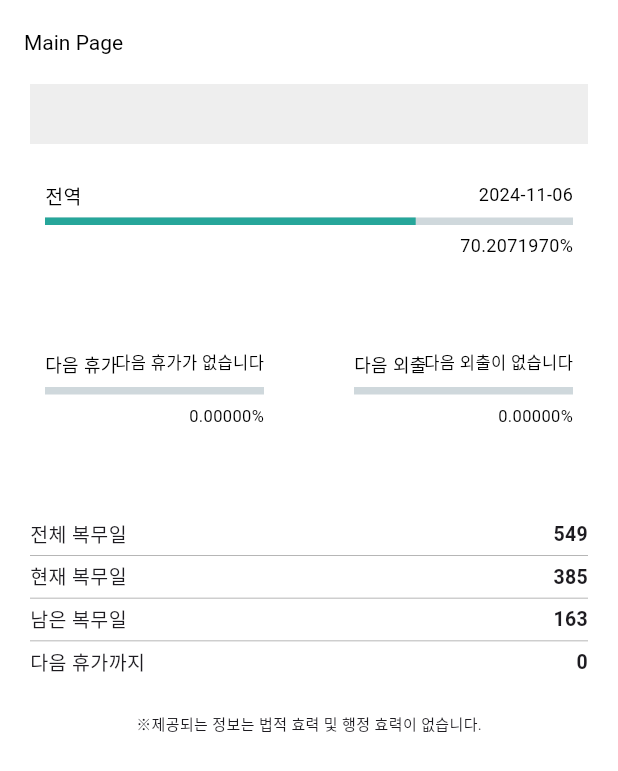
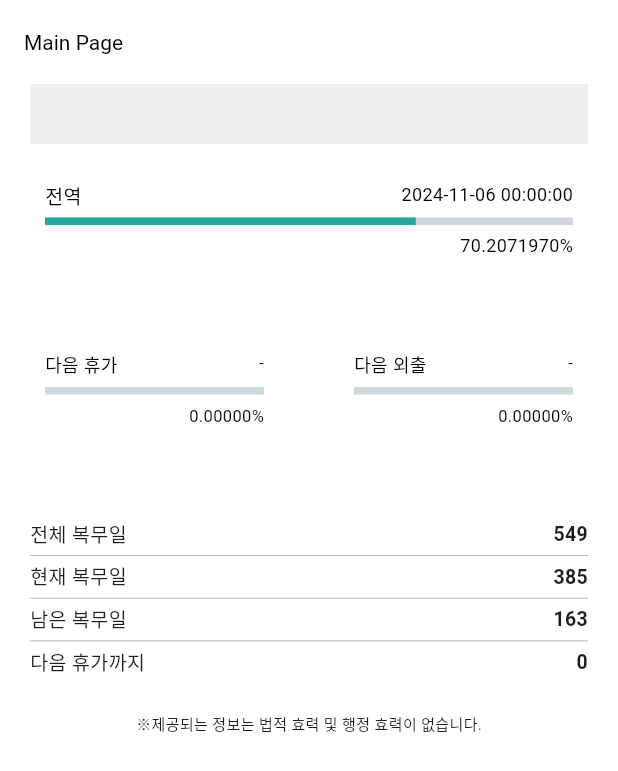
Before and after one commit to velcrots/soldierank, a Flutter app: the MainPage screen opened directly with empty values, on a phone screen of 412 x 824 dp. Shown: the top 771 px of the screen. Run offline on Flutter 3.47's test engine with Material 3 defaults, Android fonts, the light colour scheme and no system bars; drawn by our look-alikes of percent_indicator; our stand-ins replace dio, fluttertoast, get; missing offline and left inert: flutter_radar_chart; network calls fail.

Commit message:
hotfix
format 변경
에셋 이미지 경로 변경

```diff
--- a/lib/src/components/image_data.dart
+++ b/lib/src/components/image_data.dart
@@ -24,8 +24,8 @@ class IconsPath {
 class AvatarPath {
   // armyAvatar2.psd 저작권 LovePik https://kr.lovepik.com/image-401442767/army.html
   // armyAvatar.png 저작권 LovePik https://kr.lovepik.com/image-380213994/cartoon-soldier-army-clipart-the-boys-the-army-military.html
-  static String get armyAvatar => 'images/armyAvatar.png';
-  static String get navyAvatar => 'images/navyAvatar.jpg';
+  static String get armyAvatar => 'assets/images/armyAvatar.png';
+  static String get navyAvatar => 'assets/images/navyAvatar.jpg';
   // 저작권 표시 <a href="https://www.flaticon.com/kr/free-icons/" title="공군 아이콘">공군 아이콘 제작자: afitrose - Flaticon</a>
-  static String get airForceAvatar => 'images/airForceAvatar.png';
+  static String get airForceAvatar => 'assets/images/airForceAvatar.png';
 }
--- a/lib/src/pages/main_page.dart
+++ b/lib/src/pages/main_page.dart
@@ -18,7 +18,7 @@ class MainPage extends StatefulWidget {
 class _MainPageState extends State<MainPage> {
   late Timer _timer;
 
-  DateFormat format = DateFormat('yyyy-MM-dd');
+  DateFormat format = DateFormat('yyyy-MM-dd HH:mm:ss');
 
   DateTime now = DateTime.now();
   DateTime joinDate = DateTime(2023, 5, 7);
@@ -78,8 +78,8 @@ class _MainPageState extends State<MainPage> {
     double egressionProgress = nextEgressionDate == null ? 0 : calProgress(preOutingDate, nextEgressionDate!);
 
     String formattedDischargeDate = format.format(dischargeDate);
-    String formattedNextVacationDate = nextVacationDate == null ? '다음 휴가가 없습니다' : format.format(nextVacationDate!);
-    String formattedNextEgressionDate = nextEgressionDate == null ? '다음 외출이 없습니다' : format.format(nextEgressionDate!);
+    String formattedNextVacationDate = nextVacationDate == null ? '-' : format.format(nextVacationDate!);
+    String formattedNextEgressionDate = nextEgressionDate == null ? '-' : format.format(nextEgressionDate!);
 
     int totalServiceDays = dischargeDate.difference(joinDate).inDays;
     int currentServiceDays = now.difference(joinDate).inDays;
```
